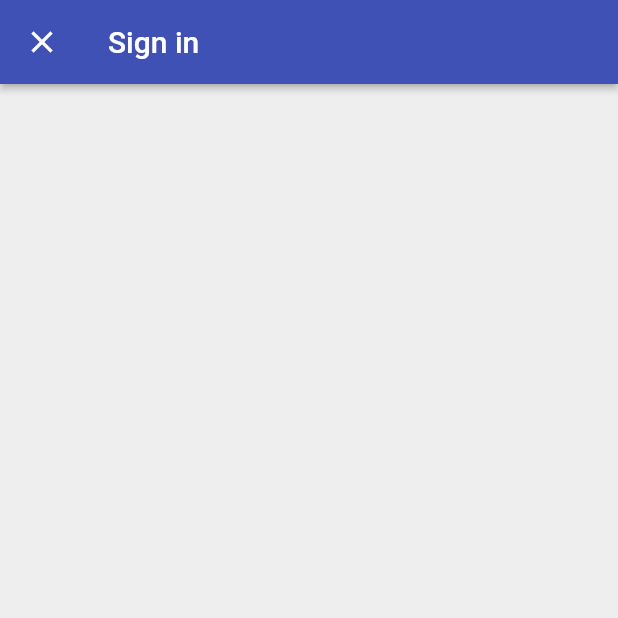
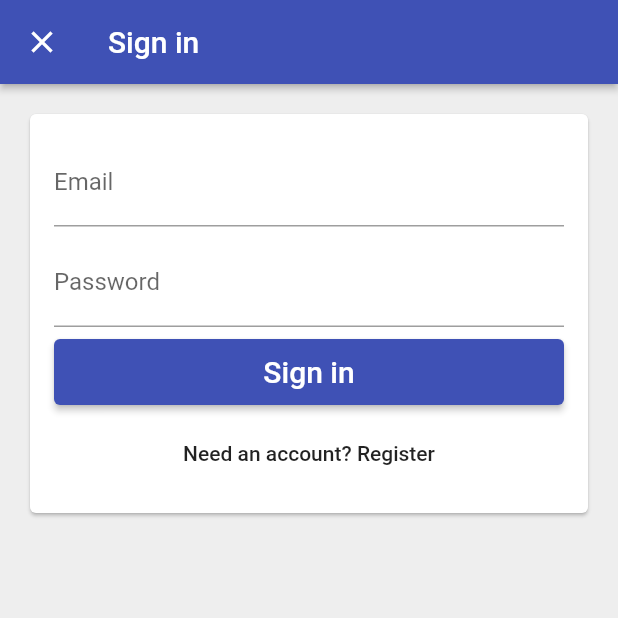
Before and after one commit to sergey19941201/TimeTrackerFlutterCourse, a Flutter app: the screen it shows after launch, after a tap on "Sign in with email", on a phone screen of 412 x 824 dp, the top half of it. Run offline on Flutter 3.47's test engine with Material 2 defaults, Android fonts, the phone set to English and light mode, and no system bars; accounts and stored records are empty.

Commit message:
email/password toggle forms

```diff
--- /dev/null
+++ b/lib/app/sign_in/email_sign_in_form.dart
@@ -0,0 +1,78 @@
+import 'package:flutter/material.dart';
+import 'package:time_tracker_flutter_course/common_widgets/form_submit_button.dart';
+
+enum EmailSignInFormType { signIn, register }
+
+class EmailSignInForm extends StatefulWidget {
+  @override
+  _EmailSignInFormState createState() => _EmailSignInFormState();
+}
+
+class _EmailSignInFormState extends State<EmailSignInForm> {
+  final TextEditingController _emailController = TextEditingController();
+  final TextEditingController _passwordController = TextEditingController();
+
+  EmailSignInFormType _formType = EmailSignInFormType.signIn;
+
+  void _submit() {
+    print(
+        'email: ${_emailController.text}, password: ${_passwordController.text}');
+  }
+
+  void _toggleFormType() {
+    setState(() {
+      _formType = _formType == EmailSignInFormType.signIn
+          ? EmailSignInFormType.register
+          : EmailSignInFormType.signIn;
+    });
+    _emailController.clear();
+    _passwordController.clear();
+  }
+
+  List<Widget> _buildChildren() {
+    final primaryText = _formType == EmailSignInFormType.signIn
+        ? 'Sign in'
+        : 'Create an account';
+    final secondaryText = _formType == EmailSignInFormType.signIn
+        ? 'Need an account? Register'
+        : 'Have an account? Sign in';
+
+    return [
+      TextField(
+        controller: _emailController,
+        decoration: InputDecoration(
+          labelText: 'Email',
+          hintText: 'test@test.com',
+        ),
+      ),
+      SizedBox(height: 8.0),
+      TextField(
+        controller: _passwordController,
+        decoration: InputDecoration(labelText: 'Password'),
+        obscureText: true,
+      ),
+      SizedBox(height: 8.0),
+      FormSubmitButton(
+        text: primaryText,
+        onPressed: _submit,
+      ),
+      SizedBox(height: 8.0),
+      FlatButton(
+        child: Text(secondaryText),
+        onPressed: _toggleFormType,
+      )
+    ];
+  }
+
+  @override
+  Widget build(BuildContext context) {
+    return Padding(
+      padding: const EdgeInsets.all(16.0),
+      child: Column(
+        crossAxisAlignment: CrossAxisAlignment.stretch,
+        mainAxisSize: MainAxisSize.min,
+        children: _buildChildren(),
+      ),
+    );
+  }
+}
--- a/lib/app/sign_in/email_sign_in_page.dart
+++ b/lib/app/sign_in/email_sign_in_page.dart
@@ -1,4 +1,5 @@
 import 'package:flutter/material.dart';
+import 'package:time_tracker_flutter_course/app/sign_in/email_sign_in_form.dart';
 
 class EmailSignInPage extends StatelessWidget {
   @override
@@ -8,12 +9,13 @@ class EmailSignInPage extends StatelessWidget {
         title: Text('Sign in'),
         elevation: 2.0,
       ),
-      body: _buildContent(),
+      body: Padding(
+        padding: const EdgeInsets.all(16.0),
+        child: Card(
+          child: EmailSignInForm(),
+        ),
+      ),
       backgroundColor: Colors.grey[200],
     );
   }
-
-  Widget _buildContent() {
-    return Container();
-  }
 }
--- /dev/null
+++ b/lib/common_widgets/form_submit_button.dart
@@ -0,0 +1,16 @@
+import 'package:flutter/cupertino.dart';
+import 'package:flutter/material.dart';
+import 'package:time_tracker_flutter_course/common_widgets/custom_raised_button.dart';
+
+class FormSubmitButton extends CustomRaisedButton {
+  FormSubmitButton({
+    @required String text,
+    VoidCallback onPressed,
+  }) : super(
+            child:
+                Text(text, style: TextStyle(color: Colors.white, fontSize: 20)),
+            height: 44,
+            color: Colors.indigo,
+            borderRadius: 4.0,
+            onPressed: onPressed);
+}
```
